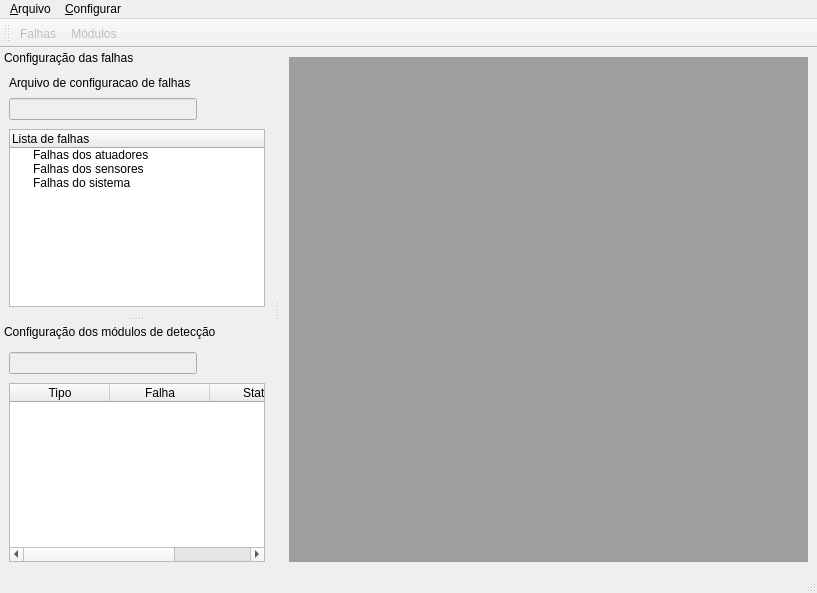
Old version of the form softwares/simddef/ui/principal.ui in the repository diogolr/diogolrmsc.
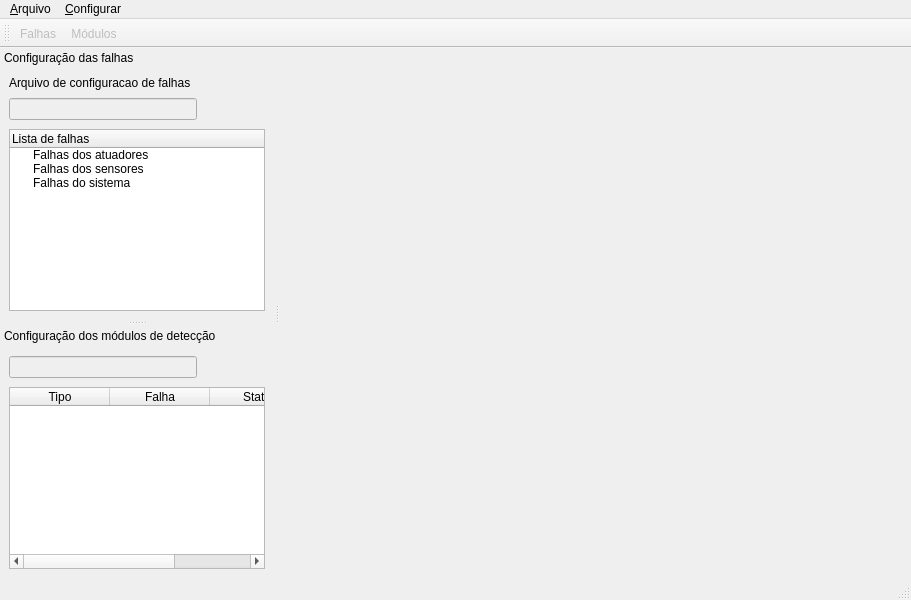
New version of the form. Icons and pictures are not drawn. Custom widgets are drawn as their Qt base class.

What changed in the file:
```diff
--- a/softwares/simddef/ui/principal.ui
+++ b/softwares/simddef/ui/principal.ui
@@ -6,8 +6,8 @@
    <rect>
     <x>0</x>
     <y>0</y>
-    <width>817</width>
-    <height>593</height>
+    <width>911</width>
+    <height>600</height>
    </rect>
   </property>
   <property name="windowTitle">
@@ -20,7 +20,7 @@
   <widget class="QWidget" name="centralwidget">
    <layout class="QGridLayout" name="gridLayout_4">
     <item row="0" column="0">
-     <widget class="QMdiArea" name="mdi"/>
+     <widget class="JanelaInterna" name="janela_interna" native="true"/>
     </item>
    </layout>
   </widget>
@@ -29,7 +29,7 @@
     <rect>
      <x>0</x>
      <y>0</y>
-     <width>817</width>
+     <width>911</width>
      <height>22</height>
     </rect>
    </property>
@@ -70,6 +70,12 @@
    <addaction name="acao_cfg_modulos"/>
   </widget>
   <widget class="QDockWidget" name="dock_falhas">
+   <property name="minimumSize">
+    <size>
+     <width>250</width>
+     <height>183</height>
+    </size>
+   </property>
    <property name="features">
     <set>QDockWidget::DockWidgetMovable</set>
    </property>
@@ -185,6 +191,12 @@
    </widget>
   </widget>
   <widget class="QDockWidget" name="dock_modulos">
+   <property name="minimumSize">
+    <size>
+     <width>250</width>
+     <height>163</height>
+    </size>
+   </property>
    <property name="features">
     <set>QDockWidget::DockWidgetMovable</set>
    </property>
@@ -356,6 +368,14 @@
    </property>
   </action>
  </widget>
+ <customwidgets>
+  <customwidget>
+   <class>JanelaInterna</class>
+   <extends>QWidget</extends>
+   <header>../src/janela_interna.h</header>
+   <container>1</container>
+  </customwidget>
+ </customwidgets>
  <tabstops>
   <tabstop>botao_carregar_falhas</tabstop>
   <tabstop>botao_carregar_modulos</tabstop>
```
Left out of the diff: 6 changed lines with no effect on the pictures.
